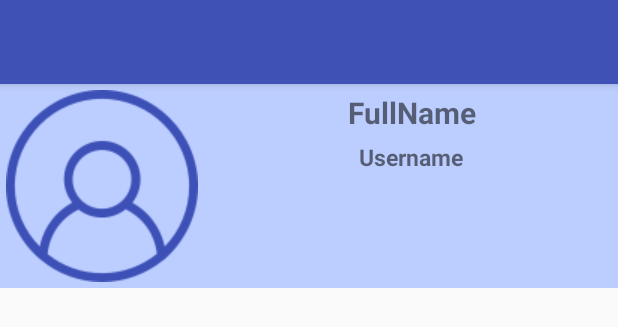
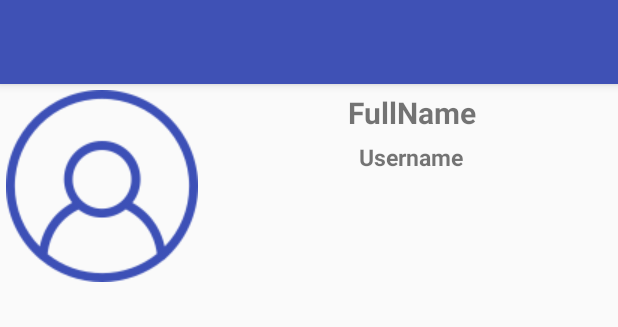
Before and after one commit to jimmyklein4/Challenge-Post, an Android app: the layout user_activity.xml on its own in the app's theme, with its tools: preview values and no code run, on a phone screen of 412 x 824 dp. Shown: the top 327 px of the screen. Run offline under Robolectric (Android 15) with nearby library versions, the phone set to English and light mode, and no system bars.

Commit message:
Fixed some issued with these

```diff
--- a/app/src/main/java/org/tudev/challengepost/ChallengeItemView.java
+++ b/app/src/main/java/org/tudev/challengepost/ChallengeItemView.java
@@ -1,7 +1,9 @@
 package org.tudev.challengepost;
+
+import android.app.Activity;
 
 /**
  * Created by jimmyklein on 2/28/16.
  */
-public class ChallengeItemView {
+public class ChallengeItemView extends Activity {
 }
--- a/app/src/main/res/layout/user_activity.xml
+++ b/app/src/main/res/layout/user_activity.xml
@@ -18,8 +18,9 @@
         android:orientation="horizontal"
         android:layout_width="match_parent"
         android:layout_height="wrap_content"
-        android:contextClickable="false"
-        android:background="?attr/colorSecondary">
+        android:contextClickable="false">
+        <!--android:background="?attr/colorSecondary"-->
+
 
         <ImageView
             android:src="@drawable/user"
--- a/app/src/main/res/values/styles.xml
+++ b/app/src/main/res/values/styles.xml
@@ -5,7 +5,7 @@
         <!-- Customize your theme here. -->
         <item name="colorPrimary">@color/colorPrimary</item>
         <item name="colorPrimaryDark">@color/colorPrimaryDark</item>
-        <item name="colorSecondary">@color/colorSecondary</item>
+        <!--item name="colorSecondary">@color/colorSecondary</item-->
         <item name="colorAccent">@color/colorAccent</item>
     </style>
 
```
